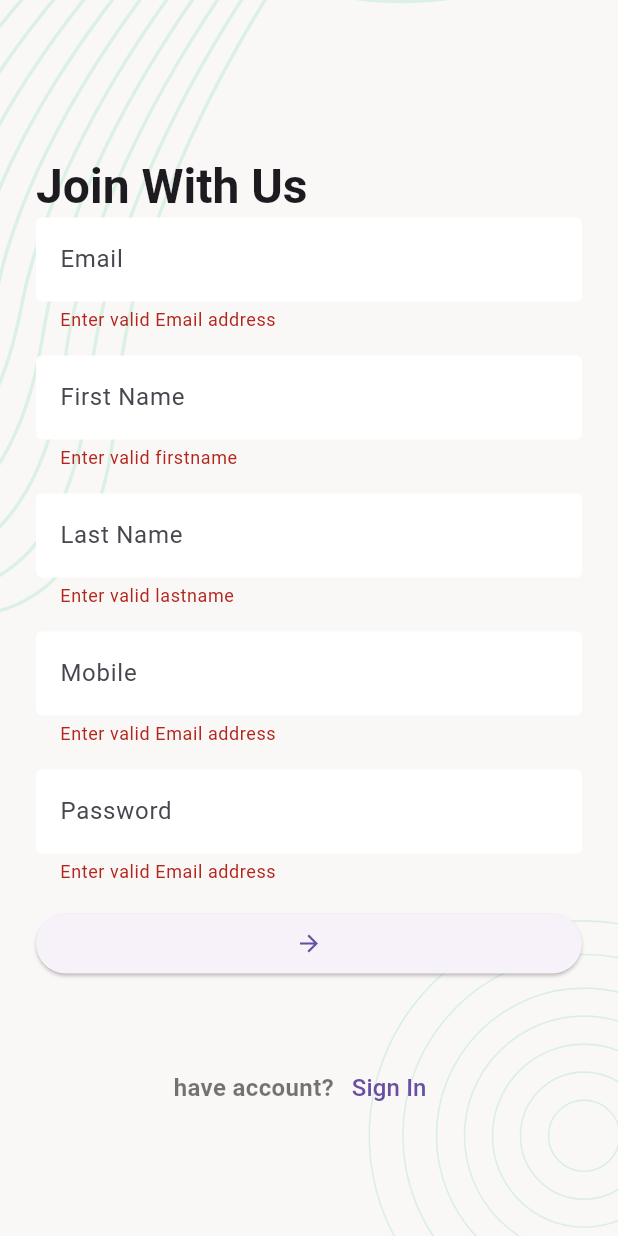
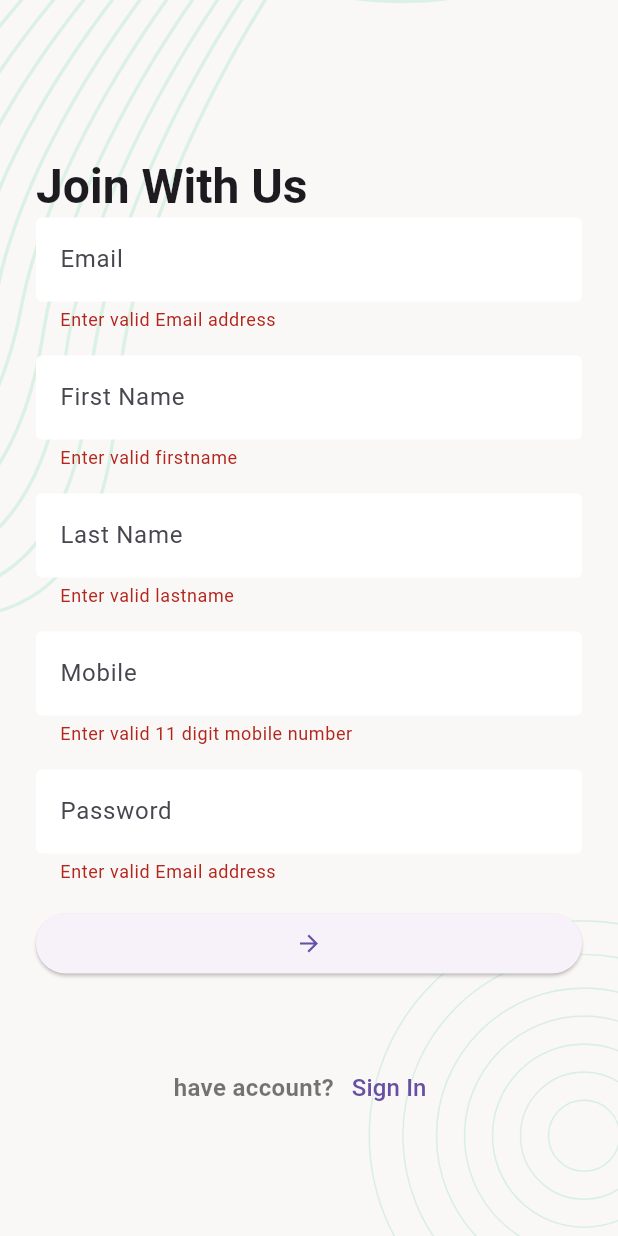
Before and after one commit to saif-ibne-ali/flutter_projects, a Flutter app: the SignUpScreen screen opened directly, after a tap on the "arrow forward" icon, on a phone screen of 412 x 824 dp. Run offline on Flutter 3.47's test engine with Material 3 defaults, Android fonts, the phone set to English and light mode, and no system bars; our stand-ins replace email_validator, flutter_svg, pin_code_fields, shared_preferences; accounts and stored records are empty.

Commit message:
Mobile number Validator implemented for SignUp

```diff
--- a/lib/ui/screens/sign_up_screen.dart
+++ b/lib/ui/screens/sign_up_screen.dart
@@ -91,8 +91,12 @@ class _SignUpScreenState extends State<SignUpScreen> {
                       ),
                       validator: (String? value) {
                         //todo - validate the mobile number to 11 digit
-                        if (value?.trim().isEmpty ?? true) {
-                          return 'Enter valid Email address';
+
+                        String cleanedValue =
+                            value!.replaceAll(RegExp(r'\D'), '');
+                        if (value.trim().isEmpty ||
+                            !RegExp(r'^01[3-9]\d{8}$').hasMatch(cleanedValue)) {
+                          return 'Enter valid 11 digit mobile number';
                         }
                         return null;
                       },
```
